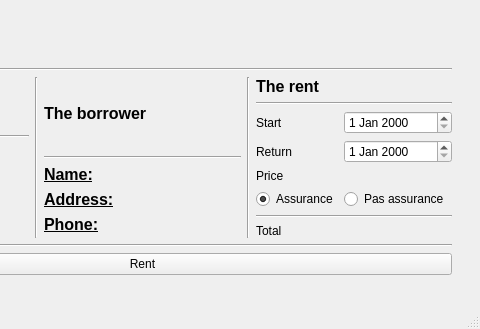
Above: mainwindow.ui from lolopasdugato/AvisOmatiCQt before the change; both pictures show x 198 to 678 and y 151 to 480 of the 678 by 480 pixel window. Below: the same form after it.
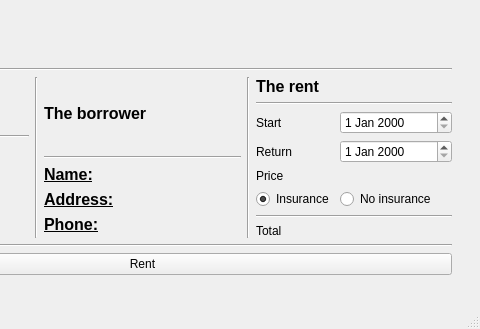
That is the form after the change. The open tabs and pages were chosen to show the change.

Commit message: Add price calc

The edit to the form file:
```diff
--- a/mainwindow.ui
+++ b/mainwindow.ui
@@ -870,7 +870,7 @@
              <item row="3" column="0">
               <widget class="QRadioButton" name="radio_insu">
                <property name="text">
-                <string>Assurance</string>
+                <string>Insurance</string>
                </property>
                <property name="checked">
                 <bool>true</bool>
@@ -880,7 +880,7 @@
              <item row="3" column="1">
               <widget class="QRadioButton" name="radio_noinsu">
                <property name="text">
-                <string>Pas assurance</string>
+                <string>No insurance</string>
                </property>
               </widget>
              </item>
```
Left out of the diff: 4 changed lines with no effect on the pictures. The commit also changes 2 other files.
